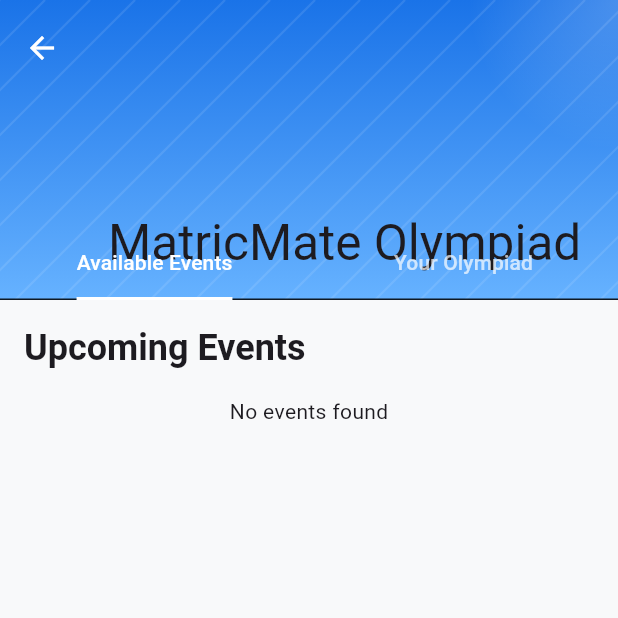
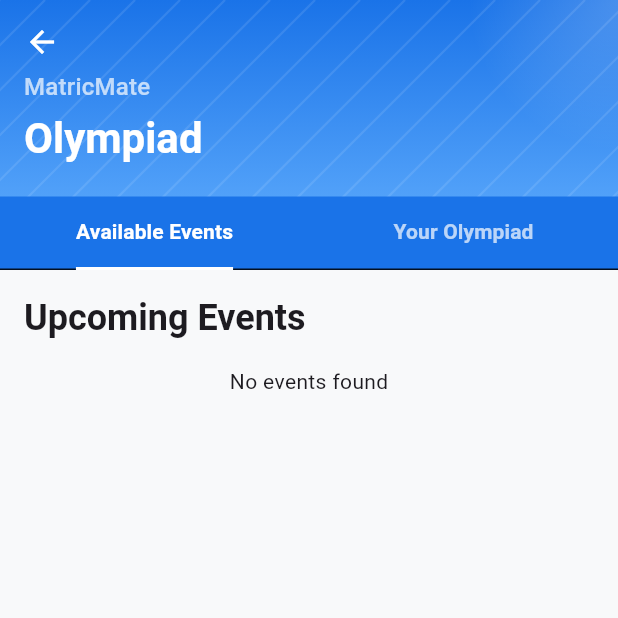
Before and after one commit to leighkun147/MatricMate, a Flutter app: the OlympiadScreen screen opened directly, on a phone screen of 412 x 824 dp, the top half of it. Run offline on Flutter 3.47's test engine with Material 3 defaults, Android fonts, the phone set to English and light mode, and no system bars; our stand-ins replace cloud_firestore, device_info_plus, dio, firebase_auth, firebase_core, fl_chart and 5 more; accounts and stored records are empty.

Commit message:
olympiad 70% finished

```diff
--- a/lib/screens/olympiad_screen.dart
+++ b/lib/screens/olympiad_screen.dart
@@ -264,20 +264,29 @@ class _OlympiadScreenState extends State<OlympiadScreen> with SingleTickerProvid
                         shape: RoundedRectangleBorder(
                           borderRadius: BorderRadius.circular(12),
                         ),
-                        // Change button color based on status
                         backgroundColor: registrationStatus == 'open'
                             ? Theme.of(context).colorScheme.primary
-                            : Colors.grey,
+                            : Colors.grey.shade300,
+                        foregroundColor: registrationStatus == 'open'
+                            ? Theme.of(context).colorScheme.onPrimary
+                            : Colors.grey.shade700,
+                        disabledBackgroundColor: Colors.grey.shade300,
+                        disabledForegroundColor: Colors.grey.shade700,
                       ),
                       icon: Icon(
                         registrationStatus == 'open'
                             ? Icons.app_registration
                             : Icons.lock_outline,
+                        size: 24,
                       ),
                       label: Text(
                         registrationStatus == 'open'
-                            ? (title == 'Natural Science' ? 'Register Now' : 'Coming Soon')
+                            ? (title.contains('Natural Science') ? 'Register Now' : 'Coming Soon')
                             : 'Registration Closed',
+                        style: const TextStyle(
+                          fontSize: 16,
+                          fontWeight: FontWeight.bold,
+                        ),
                       ),
                     ),
                   ),
@@ -349,11 +358,12 @@ class _OlympiadScreenState extends State<OlympiadScreen> with SingleTickerProvid
     return Scaffold(
       body: CustomScrollView(
         slivers: [
-          SliverAppBar.large(
-            expandedHeight: 200,
+          SliverAppBar(
+            expandedHeight: 180,
             pinned: true,
+            backgroundColor: Theme.of(context).colorScheme.primary,
             flexibleSpace: FlexibleSpaceBar(
-              title: const Text('MatricMate Olympiad'),
+              collapseMode: CollapseMode.pin,
               background: Stack(
                 fit: StackFit.expand,
                 children: [
@@ -391,18 +401,53 @@ class _OlympiadScreenState extends State<OlympiadScreen> with SingleTickerProvid
                       ),
                     ),
                   ),
+                  // Title Section
+                  Positioned(
+                    left: 16,
+                    bottom: 70,
+                    child: Column(
+                      crossAxisAlignment: CrossAxisAlignment.start,
+                      mainAxisSize: MainAxisSize.min,
+                      children: [
+                        Text(
+                          'MatricMate',
+                          style: Theme.of(context).textTheme.titleMedium?.copyWith(
+                            color: Colors.white.withOpacity(0.7),
+                          ),
+                        ),
+                        const SizedBox(height: 4),
+                        Text(
+                          'Olympiad',
+                          style: Theme.of(context).textTheme.headlineMedium?.copyWith(
+                            color: Colors.white,
+                            fontWeight: FontWeight.bold,
+                          ),
+                        ),
                       ],
                     ),
                   ),
-            bottom: TabBar(
+                ],
+              ),
+            ),
+            bottom: PreferredSize(
+              preferredSize: const Size.fromHeight(48),
+              child: Container(
+                color: Theme.of(context).colorScheme.primary,
+                child: TabBar(
                   controller: _tabController,
                   tabs: const [
                     Tab(text: 'Available Events'),
                     Tab(text: 'Your Olympiad'),
                   ],
                   indicatorColor: Colors.white,
+                  indicatorWeight: 3,
                   labelColor: Colors.white,
                   unselectedLabelColor: Colors.white70,
+                  labelStyle: const TextStyle(
+                    fontWeight: FontWeight.bold,
+                  ),
+                ),
+              ),
             ),
           ),
           SliverFillRemaining(
```
Lines whose indentation alone changed are shown as unchanged.
